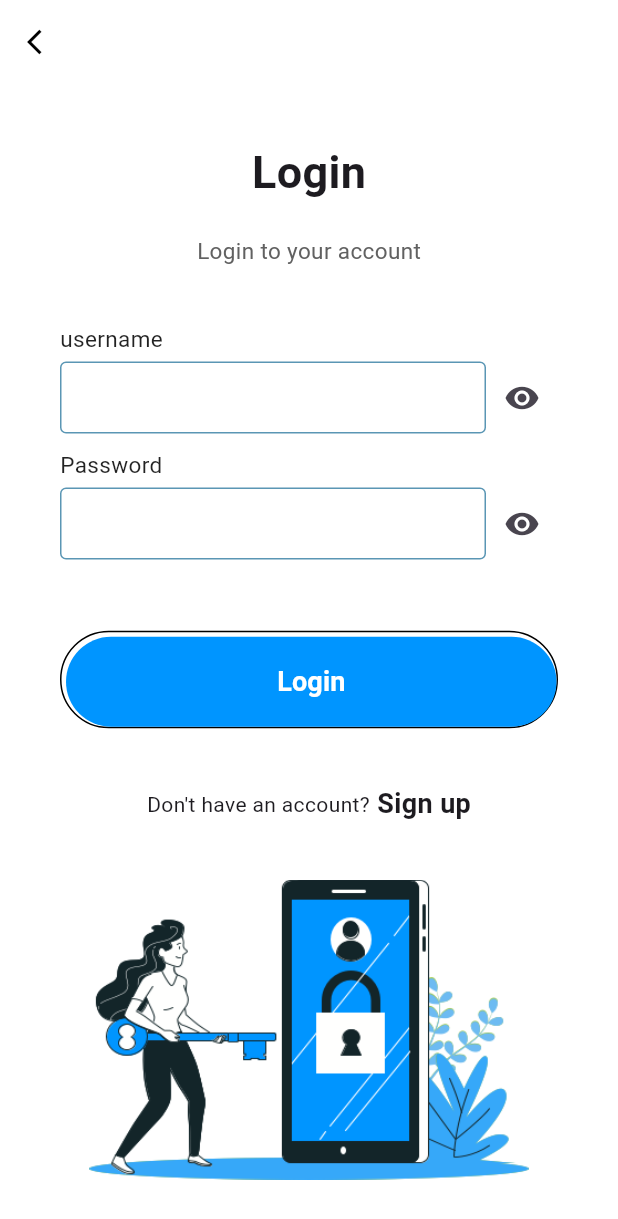
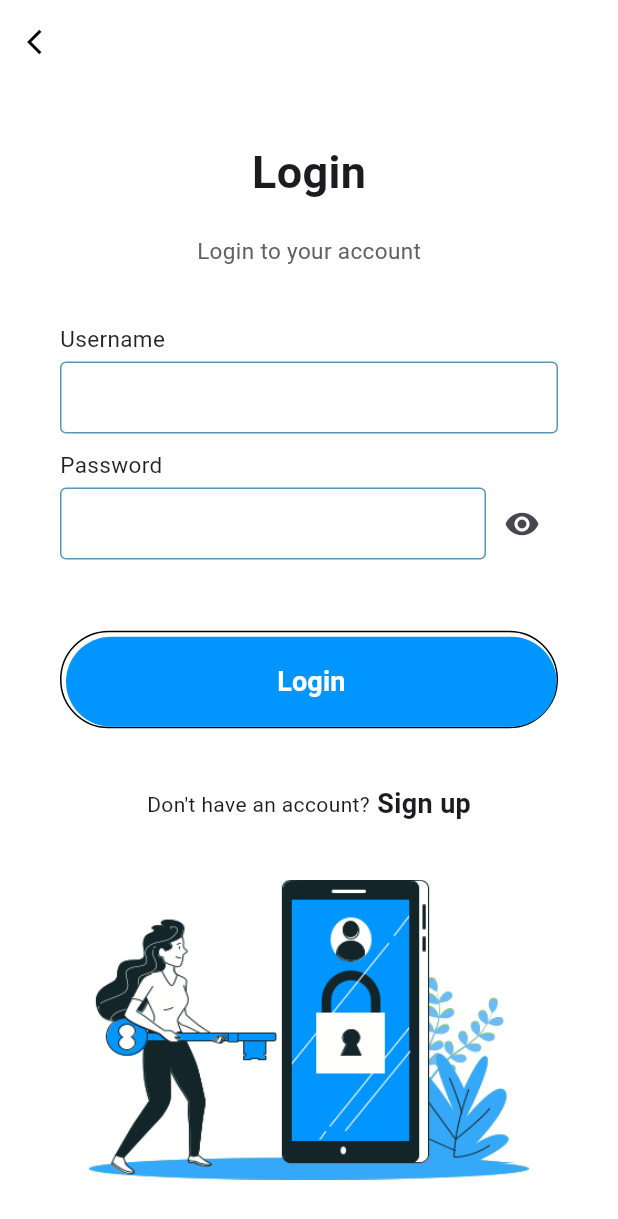
Before and after one commit to nanafarhanj/project, a Flutter app: the screen it shows after launch, after a tap on "Login", on a phone screen of 412 x 824 dp. Shown: the top 1219 px of the screen. Run offline on Flutter 3.47's test engine with Material 3 defaults, Android fonts, the phone set to English and light mode, and no system bars; our stand-ins replace file_picker, line_awesome_flutter; missing offline and left inert: time_planner.

Commit message:
Update login.dart

```diff
--- a/flutter_app/lib/login.dart
+++ b/flutter_app/lib/login.dart
@@ -1,6 +1,7 @@
+import 'dart:io';
 import 'package:flutter/material.dart';
+import 'HomePage.dart';
 import 'package:flutter_application_4/signup.dart';
-import 'package:flutter_application_4/HomePage.dart';
 
 class LoginPage extends StatefulWidget {
   @override
@@ -8,7 +9,60 @@ class LoginPage extends StatefulWidget {
 }
 
 class LoginPageState extends State<LoginPage> {
+  TextEditingController studentID = TextEditingController();
+  TextEditingController password = TextEditingController();
+  bool userIDChecker = true, passwordChecker = true;
   bool isObscure = false;
+  String response = '';
+  // bool isObscure = true;
+  // final usernameController = TextEditingController();
+  // final passwordController = TextEditingController();
+
+  // void login(String username, String password) async {
+  //   Socket socket = await Socket.connect('192.168.1.37', 8080);
+  //   socket.write('login-$username-$password\n');
+  //   socket.flush();
+  //   socket.listen((data) {
+  //     print(String.fromCharCodes(data).trim());
+  //     if (String.fromCharCodes(data).trim() == 'Login successful') {
+  //       Navigator.push(
+  //         context,
+  //         MaterialPageRoute(builder: (context) => HomePage()),
+  //       );
+  //     } else {
+  //       // show error message
+  //     }
+
+  //     socket.destroy();
+  //   });
+  // }
+
+  Future<String> logIn() async {
+    await Socket.connect("192.168.137.1", 8080).then((serverSocket) {
+      serverSocket
+          .write('GET: logInChecker~${studentID.text}~${password.text}\u0000');
+      serverSocket.flush();
+      serverSocket.listen((socketResponse) {
+        setState(() {
+          response = String.fromCharCodes(socketResponse);
+        });
+      });
+    });
+    print("----------   server response is:  { $response }");
+
+    if (response == "401") {
+      userIDChecker = true;
+      passwordChecker = false;
+    } else if (response == "404") {
+      userIDChecker = false;
+      passwordChecker = false;
+    } else if (response == "200") {
+      userIDChecker = true;
+      passwordChecker = true;
+    }
+    return response;
+  }
+
   @override
   Widget build(BuildContext context) {
     return Scaffold(
@@ -19,7 +73,7 @@ class LoginPageState extends State<LoginPage> {
         backgroundColor: Colors.white,
         leading: IconButton(
           onPressed: () {
-            Navigator.pop(context); //go back to the previous screen
+            Navigator.pop(context);
           },
           icon: Icon(
             Icons.arrow_back_ios,
@@ -58,8 +112,11 @@ class LoginPageState extends State<LoginPage> {
                   padding: EdgeInsets.symmetric(horizontal: 40),
                   child: Column(
                     children: <Widget>[
-                      inputFile(label: "username"),
-                      inputFile(label: "Password", obscureText: true)
+                      inputFile(label: "Username", controller: studentID),
+                      inputFile(
+                          label: "Password",
+                          obscureText: true,
+                          controller: password),
                     ],
                   ),
                 ),
@@ -69,20 +126,20 @@ class LoginPageState extends State<LoginPage> {
                     padding: EdgeInsets.only(top: 3, left: 3),
                     decoration: BoxDecoration(
                         borderRadius: BorderRadius.circular(50),
-                        border: Border(
-                          bottom: BorderSide(color: Colors.black),
-                          top: BorderSide(color: Colors.black),
-                          left: BorderSide(color: Colors.black),
-                          right: BorderSide(color: Colors.black),
-                        )),
+                        border: Border.all(color: Colors.black)),
                     child: MaterialButton(
                       minWidth: double.infinity,
                       height: 60,
                       onPressed: () {
-                        Navigator.push(
+                        logIn();
+                        if (userIDChecker && passwordChecker) {
+                          Navigator.pushReplacement(
                             context,
                             MaterialPageRoute(
-                              builder: (context) => HomePage()));
+                              builder: (context) => HomePage(),
+                            ),
+                          );
+                        }
                       },
                       color: Color(0xff0095FF),
                       elevation: 0,
@@ -108,8 +165,7 @@ class LoginPageState extends State<LoginPage> {
                       onTap: () {
                         Navigator.push(
                           context,
-                            MaterialPageRoute(
-                                builder: (context) => SignupPage()),
+                          MaterialPageRoute(builder: (context) => SignupPage()),
                         );
                       },
                       child: Text(
@@ -118,7 +174,8 @@ class LoginPageState extends State<LoginPage> {
                           fontWeight: FontWeight.w600,
                           fontSize: 18,
                         ),
-                        )),
+                      ),
+                    ),
                   ],
                 ),
                 Container(
@@ -138,8 +195,7 @@ class LoginPageState extends State<LoginPage> {
     );
   }
 
-// we will be creating a widget for text field
-  Widget inputFile({label, obscureText = false}) {
+  Widget inputFile({label, obscureText = false, controller}) {
     return Column(
       crossAxisAlignment: CrossAxisAlignment.start,
       children: <Widget>[
@@ -155,6 +211,7 @@ class LoginPageState extends State<LoginPage> {
           children: <Widget>[
             Expanded(
               child: TextField(
+                controller: controller,
                 obscureText: obscureText && isObscure,
                 decoration: InputDecoration(
                   contentPadding:
@@ -170,6 +227,7 @@ class LoginPageState extends State<LoginPage> {
                 ),
               ),
             ),
+            if (obscureText)
               IconButton(
                 icon: Icon(isObscure ? Icons.visibility_off : Icons.visibility),
                 onPressed: () {
@@ -180,9 +238,7 @@ class LoginPageState extends State<LoginPage> {
               ),
           ],
         ),
-        SizedBox(
-          height: 10,
-        )
+        SizedBox(height: 10),
       ],
     );
   }
```
Lines whose indentation alone changed are shown as unchanged.
